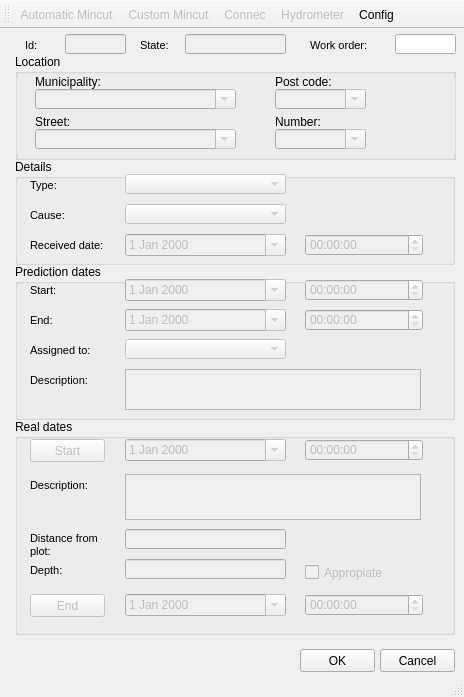
First picture: the form in ui/mincut.ui, repository Giswater/giswater_qgis_plugin, before the edit.
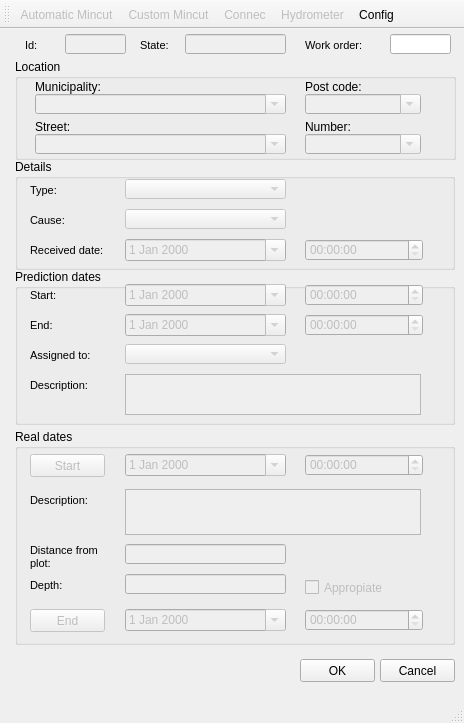
Second picture: the form after the edit. Icons and pictures are not drawn.

What changed in the file:
```diff
--- a/ui/mincut.ui
+++ b/ui/mincut.ui
@@ -7,7 +7,7 @@
     <x>0</x>
     <y>0</y>
     <width>464</width>
-    <height>697</height>
+    <height>723</height>
    </rect>
   </property>
   <property name="windowTitle">
@@ -18,9 +18,9 @@
     <property name="geometry">
      <rect>
       <x>15</x>
-      <y>25</y>
+      <y>30</y>
       <width>441</width>
-      <height>106</height>
+      <height>101</height>
      </rect>
     </property>
     <property name="title">
@@ -29,7 +29,7 @@
     <widget class="QLabel" name="label_connec_4">
      <property name="geometry">
       <rect>
-       <x>260</x>
+       <x>290</x>
        <y>60</y>
        <width>81</width>
        <height>16</height>
@@ -58,9 +58,9 @@
      </property>
      <property name="geometry">
       <rect>
-       <x>260</x>
+       <x>290</x>
        <y>75</y>
-       <width>91</width>
+       <width>116</width>
        <height>20</height>
       </rect>
      </property>
@@ -76,7 +76,7 @@
       <rect>
        <x>20</x>
        <y>35</y>
-       <width>201</width>
+       <width>251</width>
        <height>20</height>
       </rect>
      </property>
@@ -90,9 +90,9 @@
      </property>
      <property name="geometry">
       <rect>
-       <x>260</x>
+       <x>290</x>
        <y>35</y>
-       <width>91</width>
+       <width>116</width>
        <height>20</height>
       </rect>
      </property>
@@ -103,7 +103,7 @@
     <widget class="QLabel" name="label_connec_3">
      <property name="geometry">
       <rect>
-       <x>260</x>
+       <x>290</x>
        <y>20</y>
        <width>81</width>
        <height>16</height>
@@ -121,7 +121,7 @@
       <rect>
        <x>20</x>
        <y>75</y>
-       <width>201</width>
+       <width>251</width>
        <height>20</height>
       </rect>
      </property>
@@ -147,7 +147,7 @@
     <property name="geometry">
      <rect>
       <x>15</x>
-      <y>235</y>
+      <y>240</y>
       <width>440</width>
       <height>156</height>
      </rect>
@@ -379,7 +379,7 @@
     <property name="geometry">
      <rect>
       <x>15</x>
-      <y>390</y>
+      <y>400</y>
       <width>440</width>
       <height>216</height>
      </rect>
@@ -394,7 +394,7 @@
      <property name="geometry">
       <rect>
        <x>110</x>
-       <y>175</y>
+       <y>180</y>
        <width>161</width>
        <height>22</height>
       </rect>
@@ -410,7 +410,7 @@
      <property name="geometry">
       <rect>
        <x>290</x>
-       <y>175</y>
+       <y>180</y>
        <width>118</width>
        <height>22</height>
       </rect>
@@ -423,7 +423,7 @@
      <property name="geometry">
       <rect>
        <x>110</x>
-       <y>20</y>
+       <y>25</y>
        <width>161</width>
        <height>22</height>
       </rect>
@@ -439,7 +439,7 @@
      <property name="geometry">
       <rect>
        <x>290</x>
-       <y>20</y>
+       <y>25</y>
        <width>118</width>
        <height>22</height>
       </rect>
@@ -452,7 +452,7 @@
      <property name="geometry">
       <rect>
        <x>15</x>
-       <y>20</y>
+       <y>25</y>
        <width>75</width>
        <height>23</height>
       </rect>
@@ -468,7 +468,7 @@
      <property name="geometry">
       <rect>
        <x>15</x>
-       <y>175</y>
+       <y>180</y>
        <width>75</width>
        <height>23</height>
       </rect>
@@ -484,7 +484,7 @@
      <property name="geometry">
       <rect>
        <x>110</x>
-       <y>55</y>
+       <y>60</y>
        <width>296</width>
        <height>46</height>
       </rect>
@@ -494,7 +494,7 @@
      <property name="geometry">
       <rect>
        <x>15</x>
-       <y>55</y>
+       <y>60</y>
        <width>90</width>
        <height>22</height>
       </rect>
@@ -530,7 +530,7 @@
      <property name="geometry">
       <rect>
        <x>290</x>
-       <y>145</y>
+       <y>150</y>
        <width>121</width>
        <height>17</height>
       </rect>
@@ -546,7 +546,7 @@
      <property name="geometry">
       <rect>
        <x>110</x>
-       <y>140</y>
+       <y>145</y>
        <width>161</width>
        <height>20</height>
       </rect>
@@ -564,7 +564,7 @@
        <x>15</x>
        <y>110</y>
        <width>90</width>
-       <height>31</height>
+       <height>36</height>
       </rect>
      </property>
      <property name="font">
@@ -604,7 +604,7 @@
      <property name="geometry">
       <rect>
        <x>110</x>
-       <y>110</y>
+       <y>115</y>
        <width>161</width>
        <height>20</height>
       </rect>
@@ -620,7 +620,7 @@
      <property name="geometry">
       <rect>
        <x>15</x>
-       <y>140</y>
+       <y>145</y>
        <width>90</width>
        <height>22</height>
       </rect>
@@ -659,7 +659,7 @@
       <x>15</x>
       <y>130</y>
       <width>440</width>
-      <height>106</height>
+      <height>111</height>
      </rect>
     </property>
     <property name="title">
@@ -669,7 +669,7 @@
      <property name="geometry">
       <rect>
        <x>15</x>
-       <y>45</y>
+       <y>50</y>
        <width>90</width>
        <height>22</height>
       </rect>
@@ -708,7 +708,7 @@
      <property name="geometry">
       <rect>
        <x>110</x>
-       <y>15</y>
+       <y>20</y>
        <width>161</width>
        <height>20</height>
       </rect>
@@ -718,7 +718,7 @@
      <property name="geometry">
       <rect>
        <x>15</x>
-       <y>15</y>
+       <y>20</y>
        <width>90</width>
        <height>22</height>
       </rect>
@@ -757,7 +757,7 @@
      <property name="geometry">
       <rect>
        <x>110</x>
-       <y>45</y>
+       <y>50</y>
        <width>161</width>
        <height>20</height>
       </rect>
@@ -767,7 +767,7 @@
      <property name="geometry">
       <rect>
        <x>15</x>
-       <y>75</y>
+       <y>80</y>
        <width>90</width>
        <height>22</height>
       </rect>
@@ -806,7 +806,7 @@
      <property name="geometry">
       <rect>
        <x>110</x>
-       <y>75</y>
+       <y>80</y>
        <width>161</width>
        <height>22</height>
       </rect>
@@ -822,7 +822,7 @@
      <property name="geometry">
       <rect>
        <x>290</x>
-       <y>75</y>
+       <y>80</y>
        <width>118</width>
        <height>22</height>
       </rect>
@@ -885,7 +885,7 @@
     <property name="geometry">
      <rect>
       <x>380</x>
-      <y>620</y>
+      <y>630</y>
       <width>75</width>
       <height>23</height>
      </rect>
@@ -898,7 +898,7 @@
     <property name="geometry">
      <rect>
       <x>300</x>
-      <y>620</y>
+      <y>630</y>
       <width>75</width>
       <height>23</height>
      </rect>
@@ -913,7 +913,7 @@
     </property>
     <property name="geometry">
      <rect>
-      <x>395</x>
+      <x>390</x>
       <y>5</y>
       <width>61</width>
       <height>20</height>
@@ -978,7 +978,7 @@
    <widget class="QLabel" name="label_label_x_12">
     <property name="geometry">
      <rect>
-      <x>310</x>
+      <x>305</x>
       <y>5</y>
       <width>90</width>
       <height>22</height>
```
